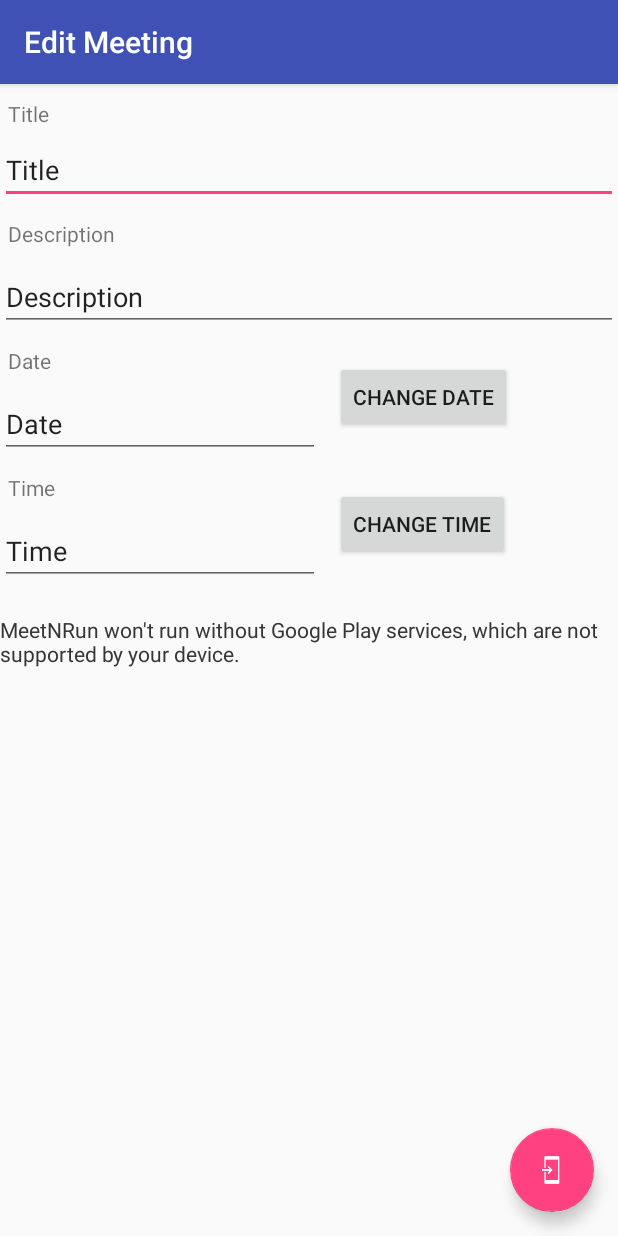
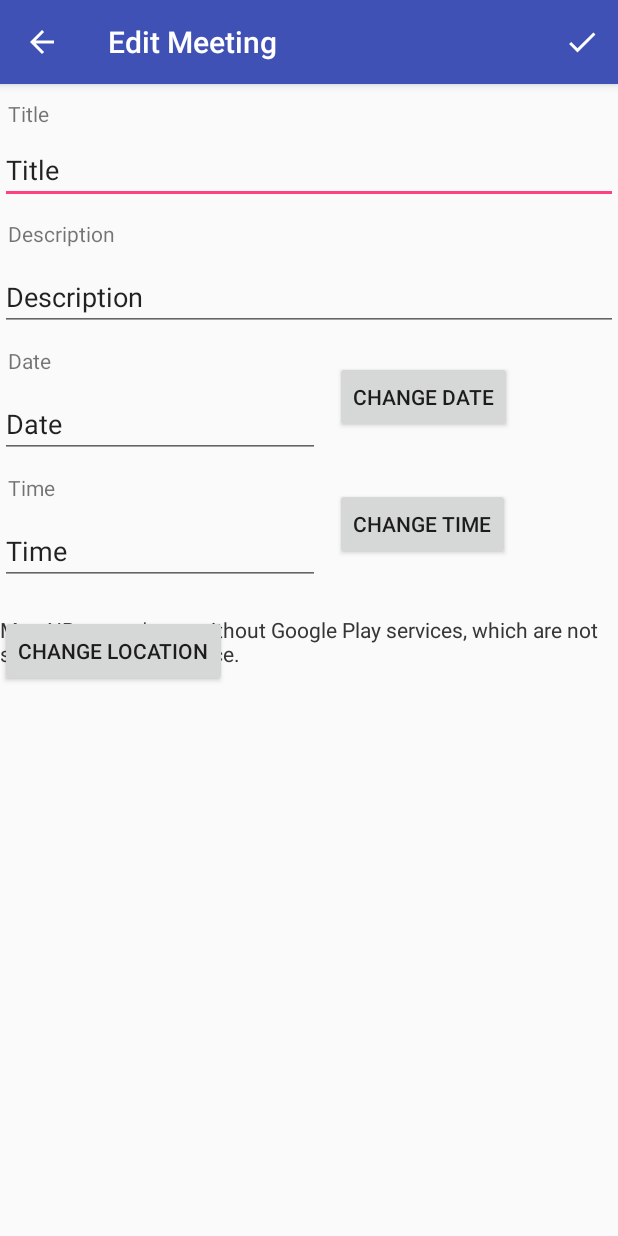
Before and after one commit to fevsea/meet-Run-Client, an Android app: the EditMeeting screen opened directly, with no data from a screen before it, on a phone screen of 412 x 824 dp. Run offline under Robolectric (Android 15) with nearby library versions, the phone set to English and light mode, and no system bars.

Commit message:
Added PlacePicker and toolbar Buttons

```diff
--- a/app/build.gradle
+++ b/app/build.gradle
@@ -29,5 +29,7 @@ dependencies {
     compile 'com.android.support:design:26.+'
     compile 'com.android.support.constraint:constraint-layout:1.0.2'
     compile 'com.google.android.gms:play-services-maps:11.0.4'
+    compile 'com.google.android.gms:play-services-location:11.0.4'
+    compile 'com.google.android.gms:play-services-places:11.0.4'
     testCompile 'junit:junit:4.12'
 }
--- a/app/src/main/AndroidManifest.xml
+++ b/app/src/main/AndroidManifest.xml
@@ -32,7 +32,7 @@
             android:value="@integer/google_play_services_version" />
         <meta-data
             android:name="com.google.android.geo.API_KEY"
-            android:value="AIzaSyDImipZzx8fssQPxqK2_E1xyoc8WNG8v4w"/>
+            android:value="AIzaSyCZOu9b6RT060kIzUhp2BM2d8pHTN8-A90"/>
     </application>
 
 </manifest>
--- /dev/null
+++ b/app/src/main/res/drawable/ic_done.xml
@@ -0,0 +1,9 @@
+<vector xmlns:android="http://schemas.android.com/apk/res/android"
+        android:width="24dp"
+        android:height="24dp"
+        android:viewportWidth="24.0"
+        android:viewportHeight="24.0">
+    <path
+        android:fillColor="#FFFFFFFF"
+        android:pathData="M9,16.2L4.8,12l-1.4,1.4L9,19 21,7l-1.4,-1.4L9,16.2z"/>
+</vector>
--- a/app/src/main/res/layout/edit_meeting.xml
+++ b/app/src/main/res/layout/edit_meeting.xml
@@ -1,7 +1,9 @@
 <?xml version="1.0" encoding="utf-8"?>
 <RelativeLayout xmlns:android="http://schemas.android.com/apk/res/android"
-    android:orientation="vertical" android:layout_width="match_parent"
-    android:layout_height="match_parent" >
+    xmlns:app="http://schemas.android.com/apk/res-auto"
+    android:orientation="vertical"
+    android:layout_width="match_parent"
+    android:layout_height="match_parent">
 
     <TextView
         android:id="@+id/title_label"
@@ -113,26 +115,25 @@
         android:layout_marginTop="10dp"
         android:text="Change time" />
 
+
+
     <fragment xmlns:android="http://schemas.android.com/apk/res/android"
         android:name="com.google.android.gms.maps.MapFragment"
         android:id="@+id/map"
         android:layout_width="match_parent"
         android:layout_height="wrap_content"
         android:layout_below="@+id/meeting_time"
-        android:layout_marginTop="20dp"/>
+        android:layout_marginTop="20dp" >
 
+        <Button
+            android:id="@+id/change_location_button"
+            android:layout_width="wrap_content"
+            android:layout_height="wrap_content"
+            android:layout_marginBottom="92dp"
+            android:layout_marginEnd="26dp"
+            android:text="Change location" />
 
-    <android.support.design.widget.FloatingActionButton
-        android:id="@+id/fab"
-        android:layout_width="wrap_content"
-        android:layout_height="wrap_content"
-        android:gravity="end|bottom"
-        android:layout_margin="16dp"
-        android:src="@drawable/common_full_open_on_phone"
-        android:layout_alignParentBottom="true"
-        android:layout_alignParentEnd="true"
-        />
-
+    </fragment>
 
 
 </RelativeLayout>
--- /dev/null
+++ b/app/src/main/res/menu/edit_meeting_menu.xml
@@ -0,0 +1,10 @@
+<?xml version="1.0" encoding="utf-8"?>
+<menu xmlns:android="http://schemas.android.com/apk/res/android"
+    xmlns:app="http://schemas.android.com/apk/res-auto">
+
+    <item
+        android:id="@+id/done_button"
+        android:icon="@drawable/ic_done"
+        android:title="Done"
+        app:showAsAction="always|withText" />
+</menu>
--- a/app/src/main/res/values/strings.xml
+++ b/app/src/main/res/values/strings.xml
@@ -5,6 +5,10 @@
     <string name="navigation_drawer_close">Close navigation drawer</string>
 
     <string name="action_settings">Settings</string>
+    <string name="edit_meeting_close_dialog_message">Are you sure you want to close without saving?</string>
+    <string name="edit_meeting_close_dialog_title">Closing without saving</string>
+    <string name="ok">OK</string>
+    <string name="cancel">Cancel</string>
 
     <!-- TODO: Remove or change this placeholder text -->
     <string name="hello_blank_fragment">Hello blank fragment</string>
```
Also changed, not shown: app/src/main/java/edu/upc/fib/gps/meetnrun/EditMeeting.java (+113 -10 lines).
